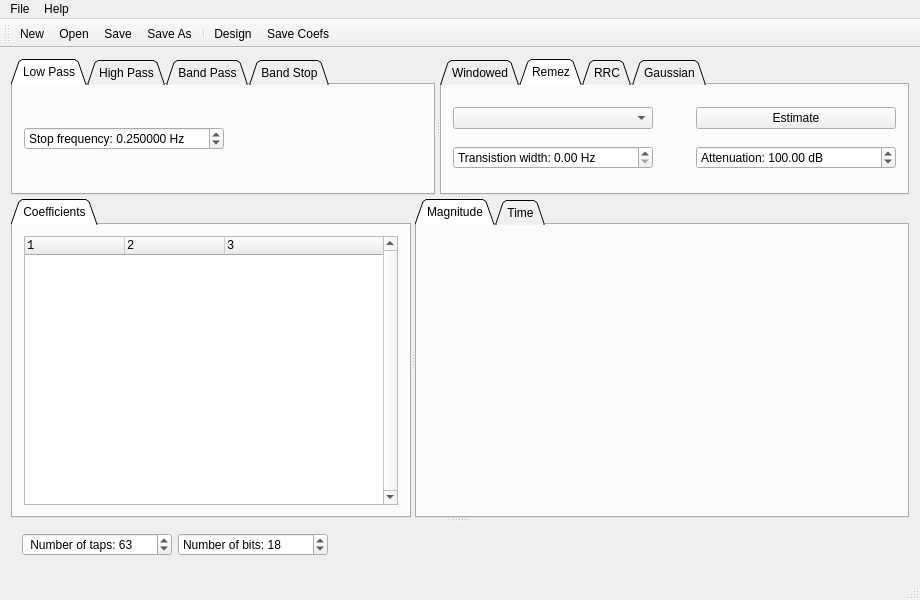
Above: mainwindow.ui from gbrault/firtool before the change. Below: the same form after it.
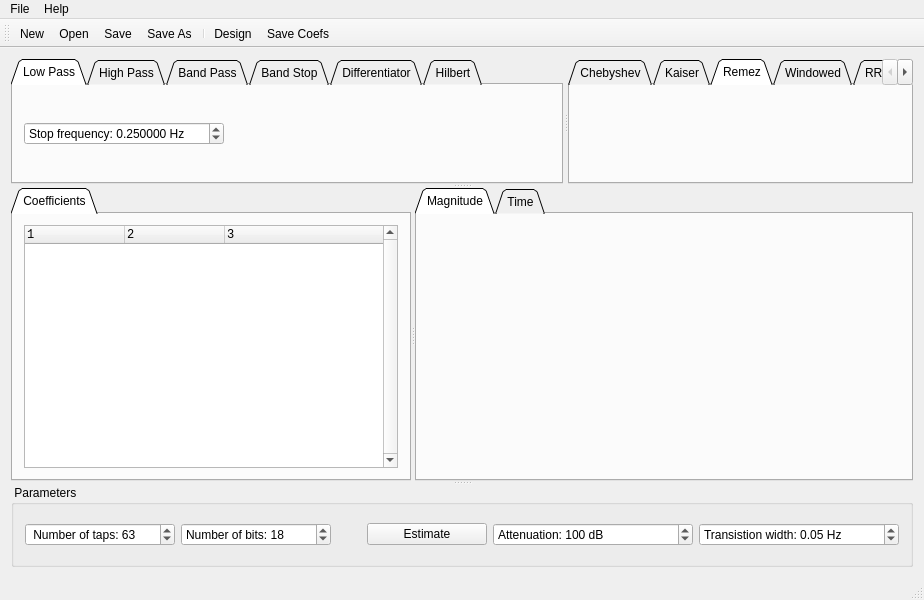
That is the form after the change. The open tabs and pages were chosen to show the change. Icons and pictures are not drawn.

Commit message: cheby and kaiser separated estimators added

Patch:
```diff
--- a/mainwindow.ui
+++ b/mainwindow.ui
@@ -6,7 +6,7 @@
    <rect>
     <x>0</x>
     <y>0</y>
-    <width>800</width>
+    <width>924</width>
     <height>600</height>
    </rect>
   </property>
@@ -358,6 +358,16 @@
            </item>
           </layout>
          </widget>
+         <widget class="QWidget" name="tsbDifferentiator">
+          <attribute name="title">
+           <string>Differentiator</string>
+          </attribute>
+         </widget>
+         <widget class="QWidget" name="tsbHilbert">
+          <attribute name="title">
+           <string>Hilbert</string>
+          </attribute>
+         </widget>
         </widget>
        </widget>
        <widget class="QTabWidget" name="twMethod">
@@ -377,42 +387,129 @@
          <enum>QTabWidget::Triangular</enum>
         </property>
         <property name="currentIndex">
-         <number>1</number>
+         <number>0</number>
         </property>
+        <widget class="QWidget" name="tsbChebyshev">
+         <attribute name="title">
+          <string>Chebyshev</string>
+         </attribute>
+         <layout class="QGridLayout" name="gridLayout_11">
+          <item row="0" column="0">
+           <widget class="QDoubleSpinBox" name="dsbChebyBeta">
+            <property name="sizePolicy">
+             <sizepolicy hsizetype="Preferred" vsizetype="Fixed">
+              <horstretch>0</horstretch>
+              <verstretch>0</verstretch>
+             </sizepolicy>
+            </property>
+            <property name="minimumSize">
+             <size>
+              <width>200</width>
+              <height>0</height>
+             </size>
+            </property>
+            <property name="prefix">
+             <string>beta: </string>
+            </property>
+            <property name="decimals">
+             <number>8</number>
+            </property>
+            <property name="maximum">
+             <double>999.000000000000000</double>
+            </property>
+            <property name="singleStep">
+             <double>0.000000000000000</double>
+            </property>
+            <property name="value">
+             <double>4.000000000000000</double>
+            </property>
+           </widget>
+          </item>
+          <item row="0" column="1">
+           <spacer name="horizontalSpacer_10">
+            <property name="orientation">
+             <enum>Qt::Horizontal</enum>
+            </property>
+            <property name="sizeHint" stdset="0">
+             <size>
+              <width>40</width>
+              <height>20</height>
+             </size>
+            </property>
+           </spacer>
+          </item>
+         </layout>
+        </widget>
+        <widget class="QWidget" name="tsbKaiser">
+         <attribute name="title">
+          <string>Kaiser</string>
+         </attribute>
+         <layout class="QGridLayout" name="gridLayout_10">
+          <item row="0" column="0">
+           <widget class="QDoubleSpinBox" name="dsbKaiserBeta">
+            <property name="sizePolicy">
+             <sizepolicy hsizetype="Preferred" vsizetype="Fixed">
+              <horstretch>0</horstretch>
+              <verstretch>0</verstretch>
+             </sizepolicy>
+            </property>
+            <property name="minimumSize">
+             <size>
+              <width>200</width>
+              <height>0</height>
+             </size>
+            </property>
+            <property name="prefix">
+             <string>beta: </string>
+            </property>
+            <property name="decimals">
+             <number>8</number>
+            </property>
+            <property name="value">
+             <double>4.000000000000000</double>
+            </property>
+           </widget>
+          </item>
+          <item row="0" column="1">
+           <spacer name="horizontalSpacer_6">
+            <property name="orientation">
+             <enum>Qt::Horizontal</enum>
+            </property>
+            <property name="sizeHint" stdset="0">
+             <size>
+              <width>40</width>
+              <height>20</height>
+             </size>
+            </property>
+           </spacer>
+          </item>
+         </layout>
+        </widget>
+        <widget class="QWidget" name="tab">
+         <attribute name="title">
+          <string>Remez</string>
+         </attribute>
+         <layout class="QGridLayout" name="gridLayout_2"/>
+        </widget>
         <widget class="QWidget" name="tab_2">
          <attribute name="title">
           <string>Windowed</string>
          </attribute>
          <layout class="QGridLayout" name="gridLayout">
-          <item row="1" column="3">
-           <widget class="QDoubleSpinBox" name="dsbWindowAtten">
+          <item row="0" column="0">
+           <widget class="QComboBox" name="cbFilterType">
             <property name="sizePolicy">
-             <sizepolicy hsizetype="Fixed" vsizetype="Fixed">
+             <sizepolicy hsizetype="Preferred" vsizetype="Fixed">
               <horstretch>0</horstretch>
               <verstretch>0</verstretch>
              </sizepolicy>
             </property>
             <property name="minimumSize">
              <size>
-              <width>200</width>
+              <width>0</width>
               <height>0</height>
              </size>
             </property>
-            <property name="prefix">
-             <string>Attenuation: </string>
-            </property>
-            <property name="suffix">
-             <string> dB</string>
-            </property>
-            <property name="decimals">
-             <number>0</number>
-            </property>
-            <property name="maximum">
-             <double>999.000000000000000</double>
-            </property>
-            <property name="value">
-             <double>100.000000000000000</double>
-            </property>
            </widget>
           </item>
           <item row="1" column="0">
@@ -440,23 +537,7 @@
             </property>
            </widget>
           </item>
-          <item row="0" column="0">
-           <widget class="QComboBox" name="cbFilterType">
-            <property name="sizePolicy">
-             <sizepolicy hsizetype="Fixed" vsizetype="Fixed">
-              <horstretch>0</horstretch>
-              <verstretch>0</verstretch>
-             </sizepolicy>
-            </property>
-            <property name="minimumSize">
-             <size>
-              <width>150</width>
-              <height>0</height>
-             </size>
-            </property>
-           </widget>
-          </item>
-          <item row="1" column="4">
+          <item row="0" column="3">
            <spacer name="horizontalSpacer_5">
             <property name="orientation">
              <enum>Qt::Horizontal</enum>
@@ -471,99 +552,6 @@
           </item>
          </layout>
         </widget>
-        <widget class="QWidget" name="tab">
-         <attribute name="title">
-          <string>Remez</string>
-         </attribute>
-         <layout class="QGridLayout" name="gridLayout_2">
-          <item row="3" column="3">
-           <spacer name="horizontalSpacer_6">
-            <property name="orientation">
-             <enum>Qt::Horizontal</enum>
-            </property>
-            <property name="sizeHint" stdset="0">
-             <size>
-              <width>40</width>
-              <height>20</height>
-             </size>
-            </property>
-           </spacer>
-          </item>
-          <item row="3" column="1">
-           <widget class="QDoubleSpinBox" name="dsbRemezTW">
-            <property name="minimumSize">
-             <size>
-              <width>200</width>
-              <height>0</height>
-             </size>
-            </property>
-            <property name="prefix">
-             <string>Transistion width: </string>
-            </property>
-            <property name="suffix">
-             <string> Hz</string>
-            </property>
-            <property name="maximum">
-             <double>1.000000000000000</double>
-            </property>
-            <property name="singleStep">
-             <double>0.010000000000000</double>
-            </property>
-           </widget>
-          </item>
-          <item row="1" column="1">
-           <widget class="QComboBox" name="cbRemezType"/>
-          </item>
-          <item row="1" column="3">
-           <spacer name="horizontalSpacer_10">
-            <property name="orientation">
-             <enum>Qt::Horizontal</enum>
-            </property>
-            <property name="sizeHint" stdset="0">
-             <size>
-              <width>40</width>
-              <height>20</height>
-             </size>
-            </property>
-           </spacer>
-          </item>
-          <item row="3" column="4">
-           <widget class="QDoubleSpinBox" name="dsbRemezAttn">
-            <property name="sizePolicy">
-             <sizepolicy hsizetype="Fixed" vsizetype="Fixed">
-              <horstretch>0</horstretch>
-              <verstretch>0</verstretch>
-             </sizepolicy>
-            </property>
-            <property name="minimumSize">
-             <size>
-              <width>200</width>
-              <height>0</height>
-             </size>
-            </property>
-            <property name="prefix">
-             <string>Attenuation: </string>
-            </property>
-            <property name="suffix">
-             <string> dB</string>
-            </property>
-            <property name="maximum">
-             <double>1000.000000000000000</double>
-            </property>
-            <property name="value">
-             <double>100.000000000000000</double>
-            </property>
-           </widget>
-          </item>
-          <item row="1" column="4">
-           <widget class="QPushButton" name="pbRemezEstimate">
-            <property name="text">
-             <string>Estimate</string>
-            </property>
-           </widget>
-          </item>
-         </layout>
-        </widget>
         <widget class="QWidget" name="tsbRCC">
          <attribute name="title">
           <string>RRC</string>
@@ -663,7 +651,7 @@
              <string>Samples Per Symbol: </string>
             </property>
             <property name="decimals">
-             <number>0</number>
+             <number>3</number>
             </property>
             <property name="maximum">
              <double>99.000000000000000</double>
@@ -854,12 +842,56 @@
         </widget>
        </widget>
       </widget>
-      <widget class="QWidget" name="horizontalLayoutWidget">
-       <layout class="QHBoxLayout" name="horizontalLayout">
-        <property name="sizeConstraint">
-         <enum>QLayout::SetFixedSize</enum>
-        </property>
-        <item>
+      <widget class="QGroupBox" name="gbParams">
+       <property name="title">
+        <string> Parameters </string>
+       </property>
+       <layout class="QGridLayout" name="gridLayout_9">
+        <item row="0" column="3">
+         <widget class="QPushButton" name="pbEstimate">
+          <property name="sizePolicy">
+           <sizepolicy hsizetype="MinimumExpanding" vsizetype="Fixed">
+            <horstretch>0</horstretch>
+            <verstretch>0</verstretch>
+           </sizepolicy>
+          </property>
+          <property name="minimumSize">
+           <size>
+            <width>120</width>
+            <height>0</height>
+           </size>
+          </property>
+          <property name="text">
+           <string>Estimate</string>
+          </property>
+         </widget>
+        </item>
+        <item row="0" column="5">
+         <widget class="QDoubleSpinBox" name="dsbTW">
+          <property name="minimumSize">
+           <size>
+            <width>200</width>
+            <height>0</height>
+           </size>
+          </property>
+          <property name="prefix">
+           <string>Transistion width: </string>
+          </property>
+          <property name="suffix">
+           <string> Hz</string>
+          </property>
+          <property name="maximum">
+           <double>1.000000000000000</double>
+          </property>
+          <property name="singleStep">
+           <double>0.010000000000000</double>
+          </property>
+          <property name="value">
+           <double>0.050000000000000</double>
+          </property>
+         </widget>
+        </item>
+        <item row="0" column="0">
          <widget class="QDoubleSpinBox" name="dsbNTaps">
           <property name="sizePolicy">
            <sizepolicy hsizetype="Fixed" vsizetype="Fixed">
@@ -890,7 +922,7 @@
           </property>
          </widget>
         </item>
-        <item>
+        <item row="0" column="1">
          <widget class="QDoubleSpinBox" name="dsbNBits">
           <property name="sizePolicy">
            <sizepolicy hsizetype="Fixed" vsizetype="Fixed">
@@ -918,7 +950,38 @@
           </property>
          </widget>
         </item>
-        <item>
+        <item row="0" column="4">
+         <widget class="QDoubleSpinBox" name="dsbAtten">
+          <property name="sizePolicy">
+           <sizepolicy hsizetype="Fixed" vsizetype="Fixed">
+            <horstretch>0</horstretch>
+            <verstretch>0</verstretch>
+           </sizepolicy>
+          </property>
+          <property name="minimumSize">
+           <size>
+            <width>200</width>
+            <height>0</height>
+           </size>
+          </property>
+          <property name="prefix">
+           <string>Attenuation: </string>
+          </property>
+          <property name="suffix">
+           <string> dB</string>
+          </property>
+          <property name="decimals">
+           <number>0</number>
+          </property>
+          <property name="maximum">
+           <double>999.000000000000000</double>
+          </property>
+          <property name="value">
+           <double>100.000000000000000</double>
+          </property>
+         </widget>
+        </item>
+        <item row="0" column="2">
          <spacer name="horizontalSpacer_9">
           <property name="orientation">
            <enum>Qt::Horizontal</enum>
@@ -942,7 +1005,7 @@
     <rect>
      <x>0</x>
      <y>0</y>
-     <width>800</width>
+     <width>924</width>
      <height>21</height>
     </rect>
    </property>
```
The commit also changes 6 other files.
